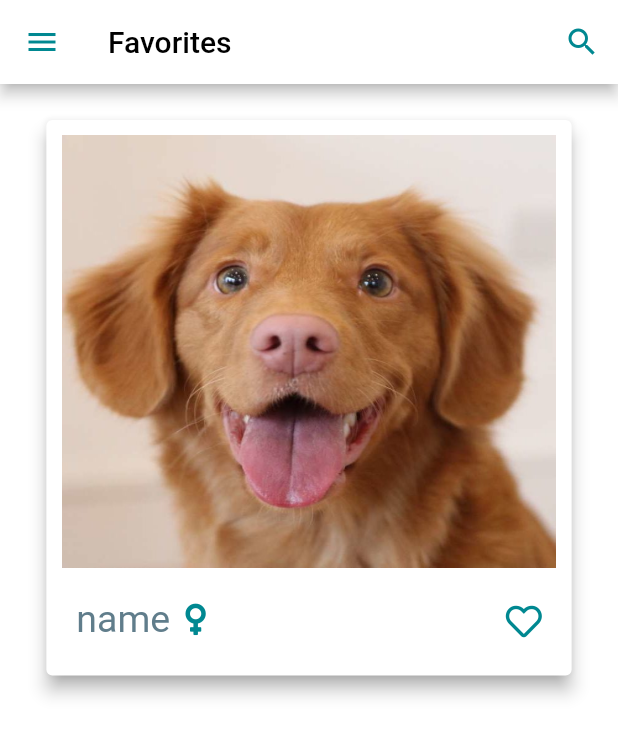
After one commit to pavithrahareddy/pawfecto_flutter_app, a Flutter app: the Favorites screen opened by its route, on a phone screen of 412 x 824 dp. The commit adds this screen. Shown: the top 736 px of the screen. Run offline on Flutter 3.47's test engine with Material 2 defaults, Android fonts, the phone set to English and light mode, and no system bars; our stand-ins replace cloud_firestore, date_field, firebase_auth, firebase_core, firebase_storage, font_awesome_flutter and 3 more; missing offline and left inert: dart:ffi, upi_india; accounts and stored records are empty.

Commit message:
Added: Favourites and Settings Page

```diff
--- a/lib/main.dart
+++ b/lib/main.dart
@@ -11,6 +11,7 @@ import 'package:pawfecto/screens/user/LostandFound/LAF_page.dart';
 import 'package:pawfecto/screens/user/LostandFound/lostpet_form.dart';
 import 'package:pawfecto/screens/user/LostandFound/straypet_form.dart';
 import 'package:pawfecto/screens/user/adopt/adopt_form.dart';
+import 'package:pawfecto/screens/user/adopt/favourites.dart';
 import 'package:pawfecto/screens/user/adopt_main.dart';
 import 'package:firebase_core/firebase_core.dart';
 import 'package:pawfecto/screens/user/donation/donate_form.dart';
@@ -20,6 +21,7 @@ import 'package:pawfecto/screens/user/events/event_register.dart';
 import 'package:pawfecto/screens/user/adopt/pet_details.dart';
 import 'package:pawfecto/screens/user/events/event_details.dart';
 import 'package:pawfecto/screens/user/profile.dart';
+import 'package:pawfecto/screens/user/settings.dart';
 import 'package:pawfecto/screens/user/sidebar.dart';
 import 'package:pawfecto/screens/welcome.dart';
 import 'package:pawfecto/screens/shelter/shelter_main_pet.dart';
@@ -61,6 +63,8 @@ class MyApp extends StatelessWidget {
         LostPetForm.id: (context) => LostPetForm(),
         DonationDetails.id: (context) => DonationDetails(),
         Donators.id: (context) => Donators(),
+       Settings.id: (context) =>Settings(),
+        Favorites.id:(context) =>Favorites(),
       },
     );
   }
--- /dev/null
+++ b/lib/screens/user/adopt/favourites.dart
@@ -0,0 +1,130 @@
+import 'package:flutter/material.dart';
+import 'package:pawfecto/screens/user/sidebar.dart';
+import 'package:font_awesome_flutter/font_awesome_flutter.dart';
+
+class Favorites extends StatefulWidget {
+  static const String id = 'Favorites';
+  @override
+  _FavoritesState createState() => _FavoritesState();
+}
+
+class _FavoritesState extends State<Favorites> {
+  @override
+  Widget build(BuildContext context) {
+    return Scaffold(
+      appBar: AppBar(
+          automaticallyImplyLeading: false,
+          backgroundColor: Colors.white,
+          leading: GestureDetector(
+            child: Icon(
+              Icons.menu,
+              color: Color(0xff008891),
+            ),
+            onTap: () {
+              Navigator.pushNamed(context, SideBar.id);
+            },
+          ),
+          title: Text(
+            'Favorites',
+            style: TextStyle(
+              color: Colors.black,
+            ),
+          ),
+          actions: <Widget>[
+            IconButton(onPressed: () {}, icon: Icon(
+              Icons.search,),
+              color: Color(0xff008891),),
+          ]
+      ),
+
+      backgroundColor: Colors.white,
+      body:
+      Padding(
+        padding: EdgeInsets.only(
+          top: 20.0,
+        ),
+        child: Center(
+          child: Column(
+            children: [
+              Card(
+                shadowColor: Colors.grey,
+                elevation: 5,
+                child: Column(
+                  children: [
+                    Padding(
+                      padding: const EdgeInsets.only(top: 10.0),
+                      child: Container(
+                        height:
+                        MediaQuery.of(context).size.width *
+                            0.70,
+                        width: MediaQuery.of(context).size.width *
+                            0.80,
+                        decoration: BoxDecoration(
+                          image: DecorationImage(
+                            image:
+                            AssetImage(
+                                'images/dog1.jpg'),
+                            fit: BoxFit.fill,
+                          ),
+                          shape: BoxShape.rectangle,
+                        ),
+                      ),
+                    ),
+                    Container(
+                      width: MediaQuery.of(context).size.width *
+                          0.85,
+                      child: Row(
+                        mainAxisAlignment:
+                        MainAxisAlignment.spaceBetween,
+                        children: [
+                          Padding(
+                            padding: const EdgeInsets.all(20.0),
+                            child: Column(
+                              crossAxisAlignment:
+                              CrossAxisAlignment.center,
+                              children: [
+                                Row(
+                                  children:<Widget> [
+                                    Text(
+                                      "name",
+                                      style: TextStyle(
+                                        fontSize: 25.0,
+                                        color: Colors.blueGrey,
+                                      ),
+                                    ),
+                                    SizedBox(
+                                      width: 5,
+                                    ),
+                                    Icon(
+                                      FontAwesomeIcons.venus,
+                                      color: Color.fromARGB(
+                                          255, 0, 136, 145),
+                                    ),
+                                  ],
+                                ),
+                                SizedBox(
+                                  height: 3,
+                                ),
+                              ],
+                            ),
+                          ),
+                          Padding(
+                              padding: const EdgeInsets.all(20.0),
+                              child: Icon(
+                                FontAwesomeIcons.heart,
+                                color: Color.fromARGB(255, 0, 136, 145),
+                              )
+                          ),
+                        ],
+                      ),
+                    ),
+                  ],
+                ),
+              ),
+            ],
+          ),
+        ),
+      ),
+    );
+  }
+}
--- a/lib/screens/user/sidebar.dart
+++ b/lib/screens/user/sidebar.dart
@@ -2,10 +2,12 @@ import 'package:flutter/material.dart';
 import 'package:font_awesome_flutter/font_awesome_flutter.dart';
 import 'package:pawfecto/screens/auth/adopt_login.dart';
 import 'package:pawfecto/screens/user/LostandFound/LAF_page.dart';
+import 'package:pawfecto/screens/user/adopt/favourites.dart';
 import 'package:pawfecto/screens/user/adopt_main.dart';
 import 'package:pawfecto/screens/user/donation/donate_page.dart';
 import 'package:pawfecto/screens/user/events/event_details.dart';
 import 'package:pawfecto/screens/user/profile.dart';
+import 'package:pawfecto/screens/user/settings.dart';
 
 class SideBar extends StatefulWidget {
   static const String id = 'adopt_sidebar';
@@ -177,6 +179,7 @@ class _SideBarState extends State<SideBar> {
                 GestureDetector(
                   onTap: () {
                     setState(() {
+                      Navigator.pushNamed(context, Favorites.id);
                       selectedMenuItem = 'favourites';
                     });
                   },
@@ -238,6 +241,7 @@ class _SideBarState extends State<SideBar> {
                 GestureDetector(
                   onTap: () {
                     setState(() {
+                      Navigator.pushNamed(context, Settings.id);
                       selectedMenuItem = 'settings';
                     });
                   },
--- a/pubspec.yaml
+++ b/pubspec.yaml
@@ -39,6 +39,7 @@ dependencies:
   firebase_storage: ^8.0.1
   date_field: ^1.0.4
   upi_india: ^3.0.0
+  cached_network_image: ^2.0.0-rc
 
 dev_dependencies:
   flutter_test:
```
Also changed, not shown: lib/screens/user/settings.dart (added, +94 -0 lines), pubspec.lock.
